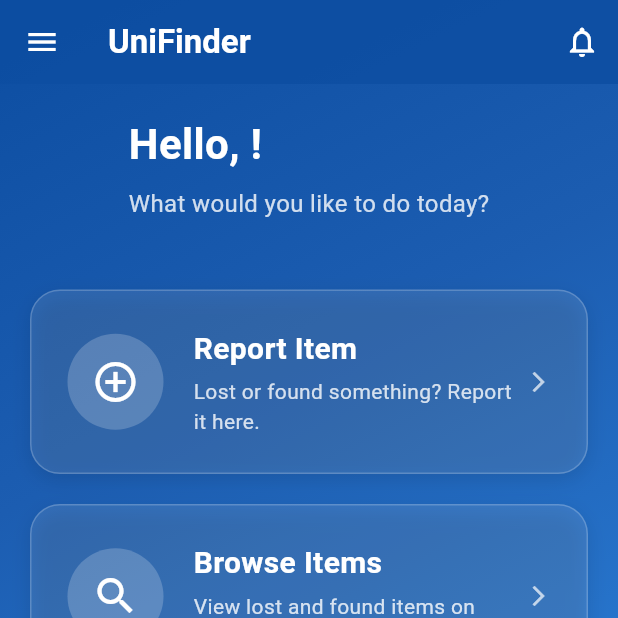
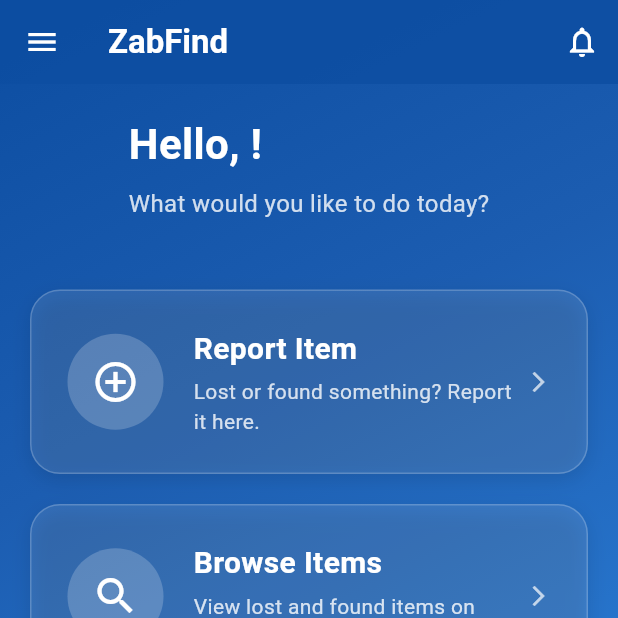
Before and after one commit to ArsalanAyaz10/UniFind, a Flutter app: the HomeScreen screen opened by its route, on a phone screen of 412 x 824 dp, the top half of it. Run offline on Flutter 3.47's test engine with Material 3 defaults, Android fonts, the phone set to English and light mode, and no system bars; drawn by our look-alikes of flutter_animate; our stand-ins replace bloc, cloud_firestore, equatable, firebase_auth, firebase_core, firebase_storage and 3 more; accounts and stored records are empty.

Commit message:
Changes made in home_screen.dart

```diff
--- a/lib/features/home/view/home_screen.dart
+++ b/lib/features/home/view/home_screen.dart
@@ -29,7 +29,7 @@ class _HomeScreenState extends State<HomeScreen> {
       extendBodyBehindAppBar: true,
       appBar: AppBar(
         title: const Text(
-          'UniFinder',
+          'ZabFind',
           style: TextStyle(
             color: Colors.white,
             fontWeight: FontWeight.bold,
--- a/lib/features/item/view/reportItem_screen.dart
+++ b/lib/features/item/view/reportItem_screen.dart
@@ -433,7 +433,7 @@ class _ReportItemUIState extends State<ReportItemUI> {
                                       color: Colors.white,
                                       size: 20,
                                     ),
-                                    SizedBox(width: 8),
+                                    SizedBox(width: 5),
                                     Text(
                                       _selectedDate == null
                                           ? 'Select Date'
```
